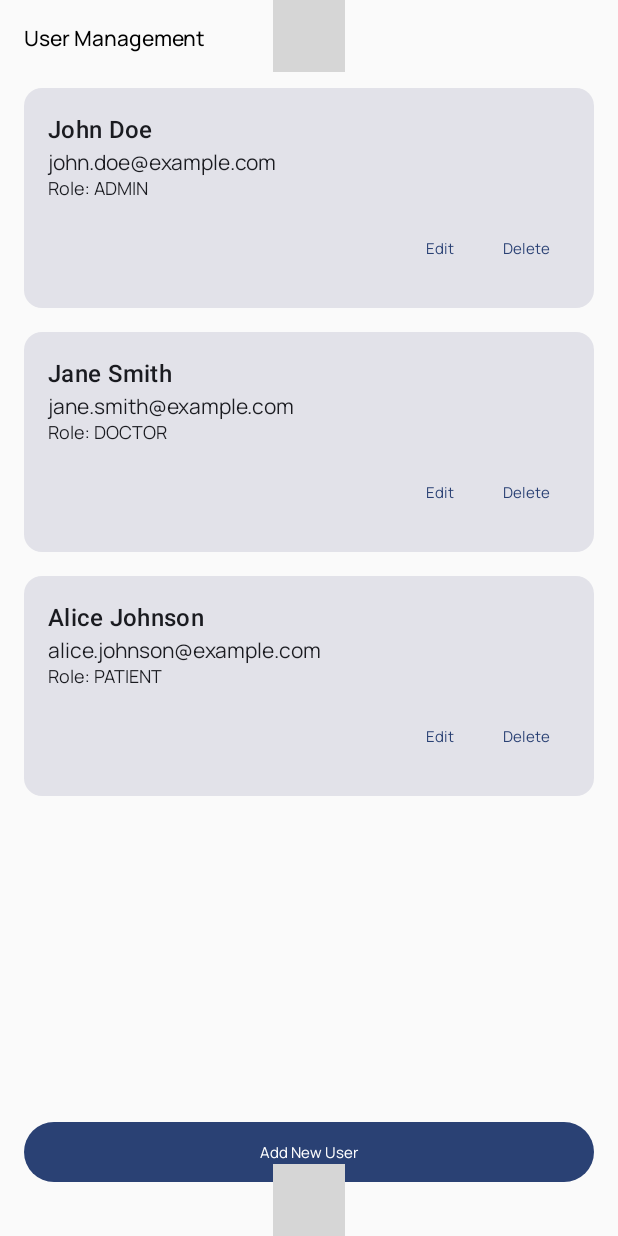
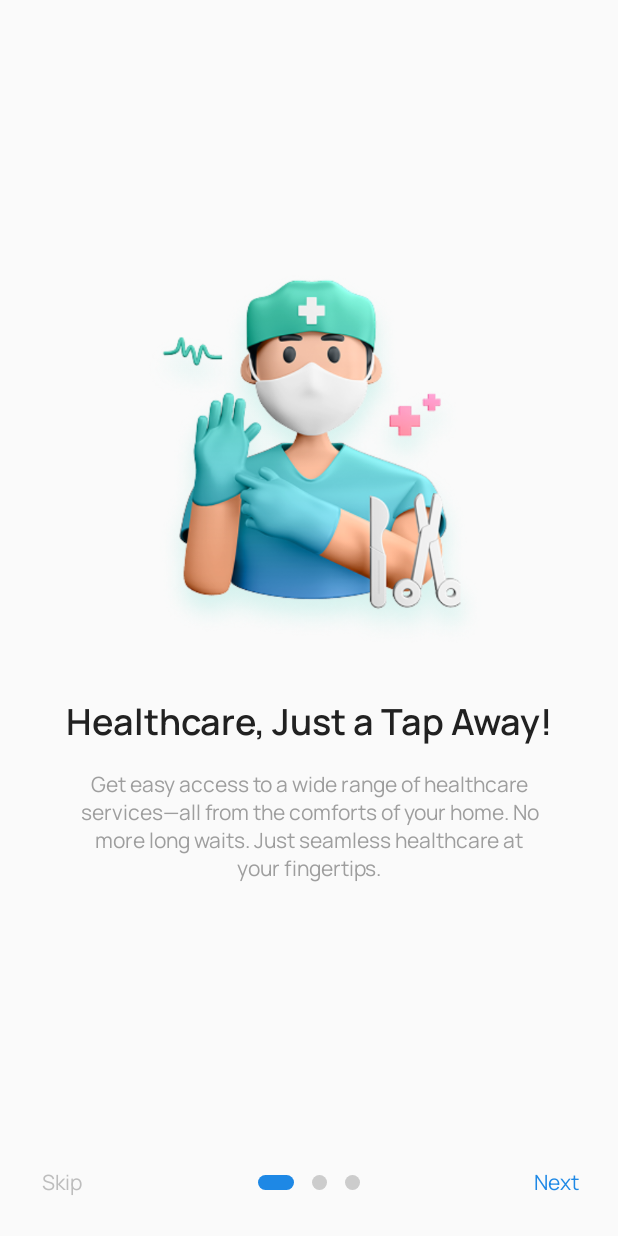
Before and after one commit to dinariyasmine/eCare, an Android app built with Jetpack Compose: the screen it shows after launch (MainActivity before the commit, OnboardingActivity after it), on a phone screen of 412 x 824 dp. Run offline under Robolectric (Android 15) with nearby library versions, the light colour scheme and no system bars; libraries missing offline, so code that uses them is left out: com.adamglin, com.adamglin.phosphoricons; grey boxes are pictures that could not be loaded.

Commit message:
Onboarding screens ui and navigation

```diff
--- a/mobile/app/build.gradle.kts
+++ b/mobile/app/build.gradle.kts
@@ -43,7 +43,7 @@ android {
 dependencies {
     implementation(project(":core"))
     implementation(project(":data"))
-    implementation(project(":OnboardingScreens"))
+    implementation(project(":onboarding-screens"))
     coreLibraryDesugaring("com.android.tools:desugar_jdk_libs:2.0.4")
     implementation("com.adamglin:phosphor-icon:1.0.0")
     implementation("androidx.compose.ui:ui")
--- a/mobile/gradle/libs.versions.toml
+++ b/mobile/gradle/libs.versions.toml
@@ -15,6 +15,8 @@ material3AndroidVersion = "1.3.2"
 foundationAndroid = "1.7.8"
 firebaseFirestoreKtx = "25.1.3"
 lifecycleViewmodelAndroid = "2.8.7"
+animationAndroid = "1.7.8"
+uiAndroid = "1.7.8"
 
 [libraries]
 androidx-core-ktx = { group = "androidx.core", name = "core-ktx", version.ref = "coreKtx" }
@@ -38,6 +40,8 @@ material3-android = { group = "androidx.compose.material3", name = "material3-an
 androidx-foundation-android = { group = "androidx.compose.foundation", name = "foundation-android", version.ref = "foundationAndroid" }
 firebase-firestore-ktx = { group = "com.google.firebase", name = "firebase-firestore-ktx", version.ref = "firebaseFirestoreKtx" }
 androidx-lifecycle-viewmodel-android = { group = "androidx.lifecycle", name = "lifecycle-viewmodel-android", version.ref = "lifecycleViewmodelAndroid" }
+androidx-animation-android = { group = "androidx.compose.animation", name = "animation-android", version.ref = "animationAndroid" }
+androidx-ui-android = { group = "androidx.compose.ui", name = "ui-android", version.ref = "uiAndroid" }
 
 [plugins]
 android-application = { id = "com.android.application", version.ref = "agp" }
--- /dev/null
+++ b/mobile/onboarding-screens/src/main/java/com/example/onboarding_screens/OnboardingActivity.kt
@@ -0,0 +1,246 @@
+package com.example.onboarding_screens
+
+import android.content.Context
+import androidx.compose.foundation.Image
+import androidx.compose.foundation.background
+import androidx.compose.foundation.layout.*
+import androidx.compose.foundation.shape.CircleShape
+import androidx.compose.material3.*
+import androidx.compose.runtime.*
+import androidx.compose.ui.Alignment
+import androidx.compose.ui.Modifier
+import androidx.compose.ui.draw.clip
+import androidx.compose.ui.graphics.Color
+import androidx.compose.ui.layout.ContentScale
+import androidx.compose.ui.text.font.FontWeight
+import androidx.compose.ui.text.style.TextAlign
+import androidx.compose.ui.unit.dp
+import androidx.compose.ui.unit.sp
+import androidx.activity.ComponentActivity
+import androidx.activity.compose.setContent
+import androidx.compose.foundation.ExperimentalFoundationApi
+import androidx.compose.foundation.pager.HorizontalPager
+import androidx.compose.foundation.pager.rememberPagerState
+import androidx.compose.foundation.shape.RoundedCornerShape
+import androidx.compose.material3.TextButton
+import androidx.compose.runtime.saveable.rememberSaveable
+import androidx.compose.ui.res.painterResource
+import com.example.core.theme.ECareMobileTheme
+import com.example.core.theme.Gray400
+import com.example.core.theme.Gray500
+import com.example.core.theme.Gray900
+import com.example.core.theme.Primary500
+import kotlinx.coroutines.launch
+
+class OnboardingActivity : ComponentActivity() {
+    override fun onCreate(savedInstanceState: android.os.Bundle?) {
+        super.onCreate(savedInstanceState)
+        setContent {
+            ECareMobileTheme {
+                OnboardingScreen(
+                    onFinish = {
+                        // Save that onboarding is complete
+                        OnboardingPrefs.setOnboardingComplete(this)
+
+                        // Navigate to main activity
+                        finish()
+                        //removed navigation to main activity here
+                    }
+                )
+            }
+        }
+    }
+}
+
+// Simple preferences helper for onboarding
+object OnboardingPrefs {
+    private const val PREF_NAME = "onboarding_prefs"
+    private const val KEY_ONBOARDING_COMPLETE = "onboarding_complete"
+    fun resetOnboarding(context: Context) {
+        val prefs = context.getSharedPreferences(PREF_NAME, Context.MODE_PRIVATE)
+        prefs.edit().remove(KEY_ONBOARDING_COMPLETE).apply()
+    }
+    fun setOnboardingComplete(context: android.content.Context) {
+        val prefs = context.getSharedPreferences(PREF_NAME, android.content.Context.MODE_PRIVATE)
+        prefs.edit().putBoolean(KEY_ONBOARDING_COMPLETE, true).apply()
+    }
+
+    fun isOnboardingComplete(context: android.content.Context): Boolean {
+        val prefs = context.getSharedPreferences(PREF_NAME, android.content.Context.MODE_PRIVATE)
+        return prefs.getBoolean(KEY_ONBOARDING_COMPLETE, false)
+    }
+}
+
+data class OnboardingPage(
+    val title: String,
+    val description: String,
+    val imageResId: Int  // Using resource ID for Figma PNG images
+)
+
+@OptIn(ExperimentalFoundationApi::class)
+@Composable
+fun OnboardingScreen(onFinish: () -> Unit) {
+
+    // Create our onboarding pages with PNG images
+    val pages = listOf(
+        OnboardingPage(
+            title = "Healthcare, Just a Tap Away!",
+            description = "Get easy access to a wide range of healthcare services—all from the comforts of your home. No more long waits. Just seamless healthcare at your fingertips.",
+            imageResId = R.drawable.obs_1
+        ),
+        OnboardingPage(
+            title = "Book Appointments in Seconds",
+            description = "No more waiting in long queues! Easily find the right doctor, schedule appointments in seconds, and get the care you need without the hassle.",
+            imageResId = R.drawable.obs_2
+        ),
+        OnboardingPage(
+            title = "Your Health, Always Within Reach",
+            description = "Stay in control of your health with easy appointment tracking, timely reminders, and seamless access to your medical history—all in one place.",
+            imageResId = R.drawable.obs_3
+        )
+    )
+
+    val pagerState = rememberPagerState(pageCount = { pages.size })
+    var showButton by rememberSaveable { mutableStateOf(false) }
+    val coroutineScope = rememberCoroutineScope()
+
+    LaunchedEffect(pagerState.currentPage) {
+        showButton = pagerState.currentPage == pages.size - 1
+    }
+
+    Column(modifier = Modifier.fillMaxSize()) {
+        HorizontalPager(
+            state = pagerState,
+            modifier = Modifier
+                .fillMaxSize()
+                .weight(1f)
+        ) { position ->
+            OnboardingPage(page = pages[position])
+        }
+
+        BottomSection(
+            size = pages.size,
+            index = pagerState.currentPage,
+            showButton = showButton,
+            onSkip = { onFinish() },
+            onNext = {
+                if (pagerState.currentPage < pages.size - 1) {
+                    // If not the last page, navigate to next page
+                    coroutineScope.launch {
+                        pagerState.animateScrollToPage(pagerState.currentPage + 1)
+                    }
+
+                } else {
+                    // If last page, finish onboarding
+                    onFinish()
+                }
+            },
+            onContinue = { onFinish() }
+        )
+    }
+}
+
+@Composable
+fun OnboardingPage(page: OnboardingPage) {
+    Column(
+        modifier = Modifier
+            .fillMaxSize()
+            .padding(24.dp),
+        horizontalAlignment = Alignment.CenterHorizontally,
+        verticalArrangement = Arrangement.Center
+    ) {
+        Box(
+            modifier = Modifier
+                .size(300.dp)
+                .padding(bottom = 24.dp),
+            contentAlignment = Alignment.Center
+        ) {
+            // Using Image composable with the PNG resource from Figma
+            Image(
+                painter = painterResource(id = page.imageResId),
+                contentDescription = null,
+                contentScale = ContentScale.Fit,
+                modifier = Modifier.fillMaxSize()
+            )
+        }
+
+        Text(
+            text = page.title,
+            style = MaterialTheme.typography.displayMedium,
+            textAlign = TextAlign.Center,
+            modifier = Modifier.padding(bottom = 16.dp),
+            color = Gray900
+        )
+
+        Text(
+            text = page.description,
+            style = MaterialTheme.typography.bodyMedium,
+            textAlign = TextAlign.Center,
+            modifier = Modifier.padding(horizontal = 24.dp),
+            color  = Gray500
+        )
+    }
+}
+
+@Composable
+fun BottomSection(
+    size: Int,
+    index: Int,
+    showButton: Boolean,
+    onSkip: () -> Unit,
+    onNext: () -> Unit,
+    onContinue: () -> Unit
+) {
+    Box(
+        modifier = Modifier
+            .fillMaxWidth()
+            .padding(12.dp)
+    ) {
+        // Skip button with default color
+        TextButton(
+            onClick = { onSkip() },
+            modifier = Modifier.align(Alignment.CenterStart),
+            enabled = !showButton,
+            colors = ButtonDefaults.textButtonColors(
+                contentColor = Gray400
+            )
+        ) {
+            Text(
+                text = "Skip" ,
+                style = MaterialTheme.typography.bodyMedium)
+        }
+
+        // Indicators
+        Row(
+            modifier = Modifier.align(Alignment.Center),
+            horizontalArrangement = Arrangement.spacedBy(12.dp)
+        ) {
+            repeat(size) { i ->
+                Box(
+                    modifier = Modifier
+                        .size(
+                            width = if (i == index) 24.dp else 10.dp,
+                            height = 10.dp
+                        )
+                        .clip(RoundedCornerShape(5.dp))
+                        .background(if (i == index) Primary500 else Color.LightGray)
+                )
+            }
+        }
+
+        // Next or Continue button with custom blue color
+        TextButton(
+            onClick = { if (showButton) onContinue() else onNext() },
+
+            modifier = Modifier.align(Alignment.CenterEnd),
+            colors = ButtonDefaults.textButtonColors(
+                contentColor = Primary500
+            )
+        ) {
+            Text(
+                text = if (showButton) "Continue" else "Next",
+                style = MaterialTheme.typography.bodyMedium
+            )
+        }
+    }
+}
--- a/mobile/settings.gradle.kts
+++ b/mobile/settings.gradle.kts
@@ -23,3 +23,4 @@ rootProject.name = "eCare-Mobile"
 include(":app")
 include(":data")
 include(":core")
+include(":onboarding-screens")
```
Also changed, not shown: mobile/app/src/main/java/com/example/ecare_mobile/MainActivity.kt (+185 -24 lines), mobile/onboarding-screens/build.gradle.kts (added, +70 -0 lines), mobile/onboarding-screens/src/main/AndroidManifest.xml (added, +8 -0 lines), mobile/onboarding-screens/src/main/res/drawable/obs_1.png (added), mobile/onboarding-screens/src/main/res/drawable/obs_2.png (added), mobile/onboarding-screens/src/main/res/drawable/obs_3.png (added), 8 other files.
